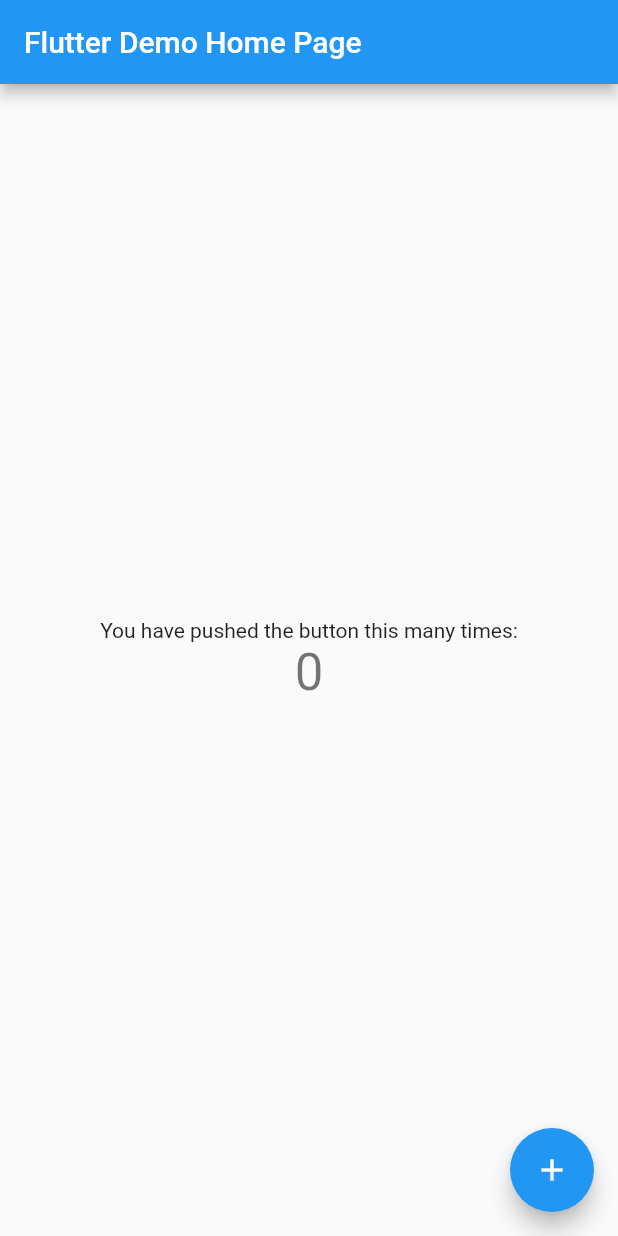
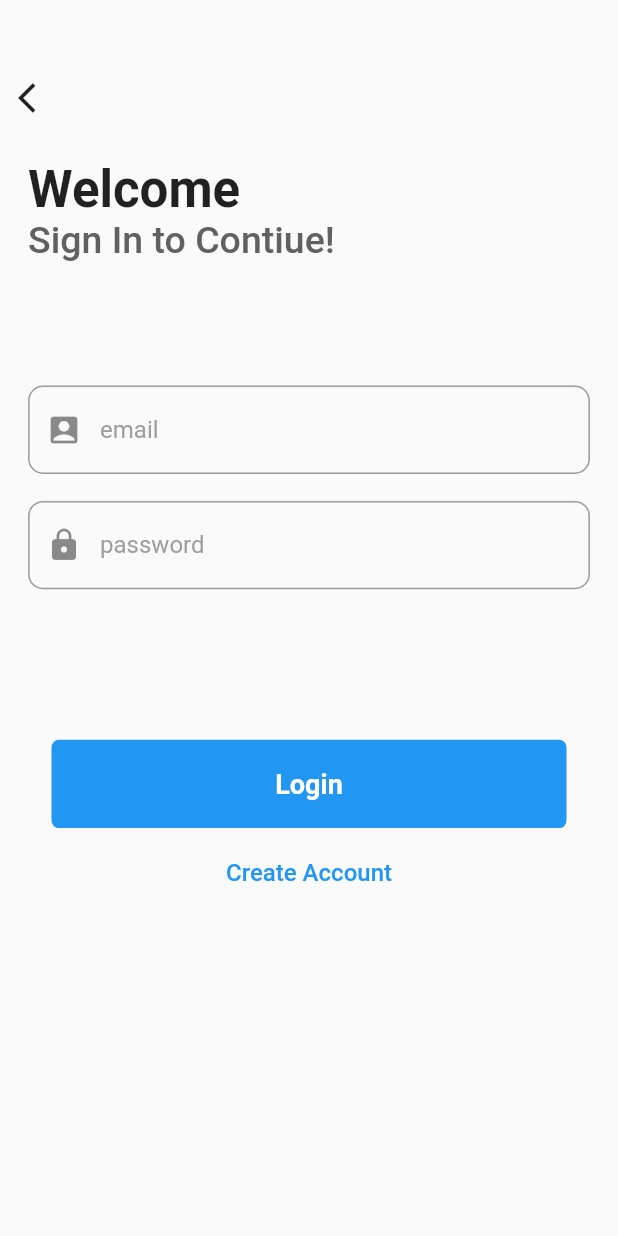
Before and after one commit to mayankofficial999/team_kappa, a Flutter app: the screen it shows after launch, on a phone screen of 412 x 824 dp. Run offline on Flutter 3.47's test engine with Material 2 defaults, Android fonts, the phone set to English and light mode, and no system bars; our stand-ins replace firebase_auth, firebase_core; accounts and stored records are empty.

Commit message:
email sig_in and sign_up

```diff
--- /dev/null
+++ b/lib/Login.dart
@@ -0,0 +1,171 @@
+import 'package:flutter/material.dart';
+import 'package:team_kappa/CreateAccount.dart';
+import 'package:team_kappa/HomeScreen.dart';
+import 'package:team_kappa/Methods.dart';
+//import 'package:flutter/src/material/icons.dart';
+
+class LoginScreen extends StatefulWidget {
+  @override
+  _LoginScreenState createState() => _LoginScreenState();
+}
+
+class _LoginScreenState extends State<LoginScreen> {
+  final TextEditingController _email = TextEditingController();
+  final TextEditingController _password = TextEditingController();
+  bool isLoading = false;
+
+  @override
+  Widget build(BuildContext context) {
+    final size = MediaQuery.of(context).size;
+
+    return Scaffold(
+      body: isLoading
+          ? Center(
+              child: Container(
+                height: size.height / 20,
+                width: size.height / 20,
+                child: CircularProgressIndicator(),
+              ),
+            )
+          : SingleChildScrollView(
+              child: Column(
+                children: [
+                  SizedBox(
+                    height: size.height / 20,
+                  ),
+                  Container(
+                    alignment: Alignment.centerLeft,
+                    width: size.width / 0.5,
+                    child: IconButton(
+                        icon: Icon(Icons.arrow_back_ios), onPressed: () {}),
+                  ),
+                  SizedBox(
+                    height: size.height / 50,
+                  ),
+                  Container(
+                    width: size.width / 1.1,
+                    child: Text(
+                      "Welcome",
+                      style: TextStyle(
+                        fontSize: 34,
+                        fontWeight: FontWeight.bold,
+                      ),
+                    ),
+                  ),
+                  Container(
+                    width: size.width / 1.1,
+                    child: Text(
+                      "Sign In to Contiue!",
+                      style: TextStyle(
+                        color: Colors.grey[700],
+                        fontSize: 25,
+                        fontWeight: FontWeight.w500,
+                      ),
+                    ),
+                  ),
+                  SizedBox(
+                    height: size.height / 10,
+                  ),
+                  Container(
+                    width: size.width,
+                    alignment: Alignment.center,
+                    child: field(size, "email", Icons.account_box, _email),
+                  ),
+                  Padding(
+                    padding: const EdgeInsets.symmetric(vertical: 18.0),
+                    child: Container(
+                      width: size.width,
+                      alignment: Alignment.center,
+                      child: field(size, "password", Icons.lock, _password),
+                    ),
+                  ),
+                  SizedBox(
+                    height: size.height / 10,
+                  ),
+                  customButton(size),
+                  SizedBox(
+                    height: size.height / 40,
+                  ),
+                  GestureDetector(
+                    onTap: () => Navigator.of(context).push(
+                        MaterialPageRoute(builder: (_) => CreateAccount())),
+                    child: Text(
+                      "Create Account",
+                      style: TextStyle(
+                        color: Colors.blue,
+                        fontSize: 16,
+                        fontWeight: FontWeight.w500,
+                      ),
+                    ),
+                  )
+                ],
+              ),
+            ),
+    );
+  }
+
+  Widget customButton(Size size) {
+    return GestureDetector(
+      onTap: () {
+        if (_email.text.isNotEmpty && _password.text.isNotEmpty) {
+          setState(() {
+            isLoading = true;
+          });
+
+          logIn(_email.text, _password.text).then((user) {
+            if (user != null) {
+              print("Login Sucessfull");
+              setState(() {
+                isLoading = false;
+              });
+              Navigator.push(
+                  context, MaterialPageRoute(builder: (_) => HomeScreen()));
+            } else {
+              print("Login Failed");
+              setState(() {
+                isLoading = false;
+              });
+            }
+          });
+        } else {
+          print("Please fill form correctly");
+        }
+      },
+      child: Container(
+          height: size.height / 14,
+          width: size.width / 1.2,
+          decoration: BoxDecoration(
+            borderRadius: BorderRadius.circular(5),
+            color: Colors.blue,
+          ),
+          alignment: Alignment.center,
+          child: Text(
+            "Login",
+            style: TextStyle(
+              color: Colors.white,
+              fontSize: 18,
+              fontWeight: FontWeight.bold,
+            ),
+          )),
+    );
+  }
+
+  Widget field(
+      Size size, String hintText, IconData icon, TextEditingController cont) {
+    return Container(
+      height: size.height / 14,
+      width: size.width / 1.1,
+      child: TextField(
+        controller: cont,
+        decoration: InputDecoration(
+          prefixIcon: Icon(icon),
+          hintText: hintText,
+          hintStyle: TextStyle(color: Colors.grey),
+          border: OutlineInputBorder(
+            borderRadius: BorderRadius.circular(10),
+          ),
+        ),
+      ),
+    );
+  }
+}
--- a/lib/main.dart
+++ b/lib/main.dart
@@ -1,10 +1,27 @@
+import 'package:firebase_core/firebase_core.dart';
 import 'package:flutter/material.dart';
 
-void main() {
+import 'Login.dart';
+
+Future main() async{
+
+  WidgetsFlutterBinding.ensureInitialized();
+  Firebase.initializeApp();
   runApp(MyApp());
 }
 
 class MyApp extends StatelessWidget {
+  const MyApp({Key? key}) : super(key: key);
+
+  @override
+  Widget build(BuildContext context) {
+    return MaterialApp(
+      debugShowCheckedModeBanner: false,
+      home: LoginScreen()
+    );
+  }
+}
+/*class MyApp extends StatelessWidget {
   // This widget is the root of your application.
   @override
   Widget build(BuildContext context) {
@@ -111,3 +128,4 @@
     );
   }
 }
+*/
--- a/pubspec.yaml
+++ b/pubspec.yaml
@@ -23,6 +23,8 @@
 dependencies:
   flutter:
     sdk: flutter
+  firebase_auth: ^3.2.0
+  firebase_core: ^1.10.0
 
 
   # The following adds the Cupertino Icons font to your application.
```
Also changed, not shown: lib/Authenticate.dart (added, +17 -0 lines), lib/CreateAccount.dart (added, +180 -0 lines), lib/HomeScreen.dart (added, +19 -0 lines), lib/Methods.dart (added, +107 -0 lines), pubspec.lock, 4 other files.
